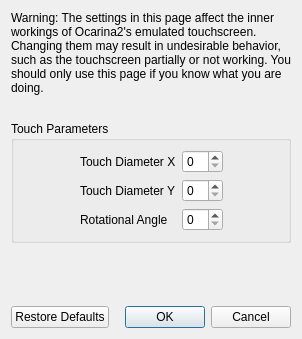
Old version of the form src/yuzu/configuration/configure_touchscreen_advanced.ui in the repository rikomusicx-lgtm/Ocarina2.
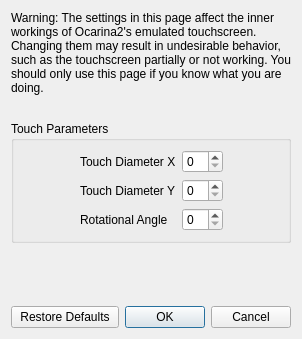
New version of the form.

Diff of the .ui file:
```diff
--- a/src/yuzu/configuration/configure_touchscreen_advanced.ui
+++ b/src/yuzu/configuration/configure_touchscreen_advanced.ui
@@ -125,7 +125,7 @@
     </spacer>
    </item>
    <item>
-    <layout class="QHBoxLayout" name="horizontalLayout">
+    <layout class="QHBoxLayout" name="horizontalLayout" stretch="1">
      <item>
       <widget class="QPushButton" name="restore_defaults_button">
        <property name="text">
```
